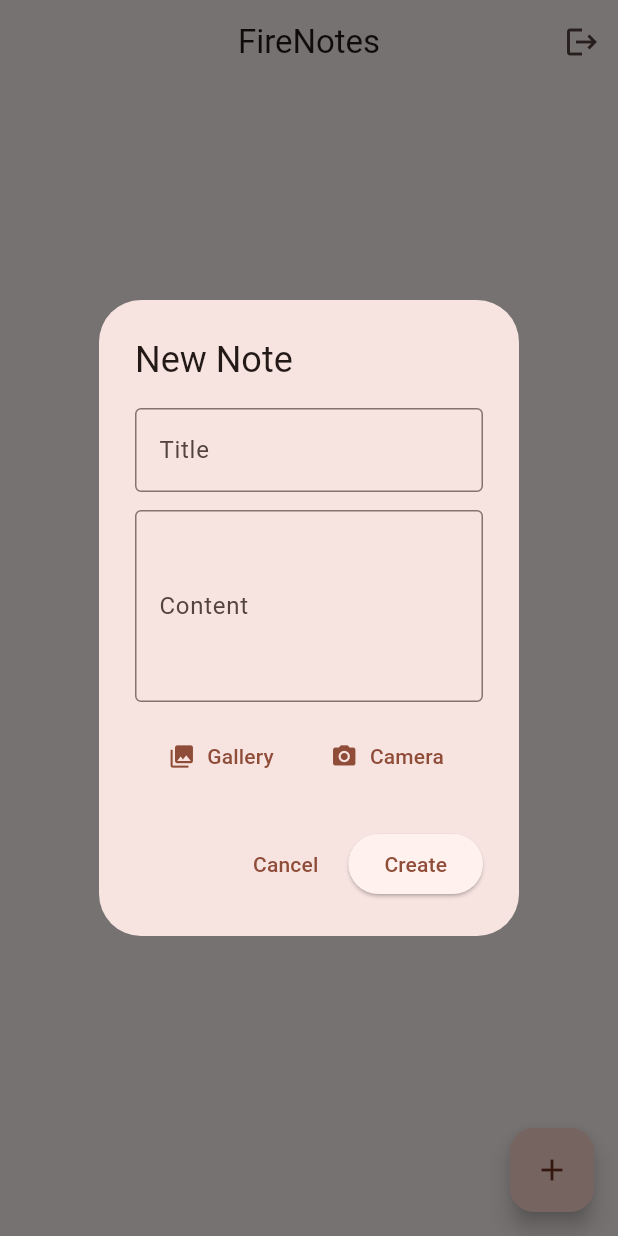
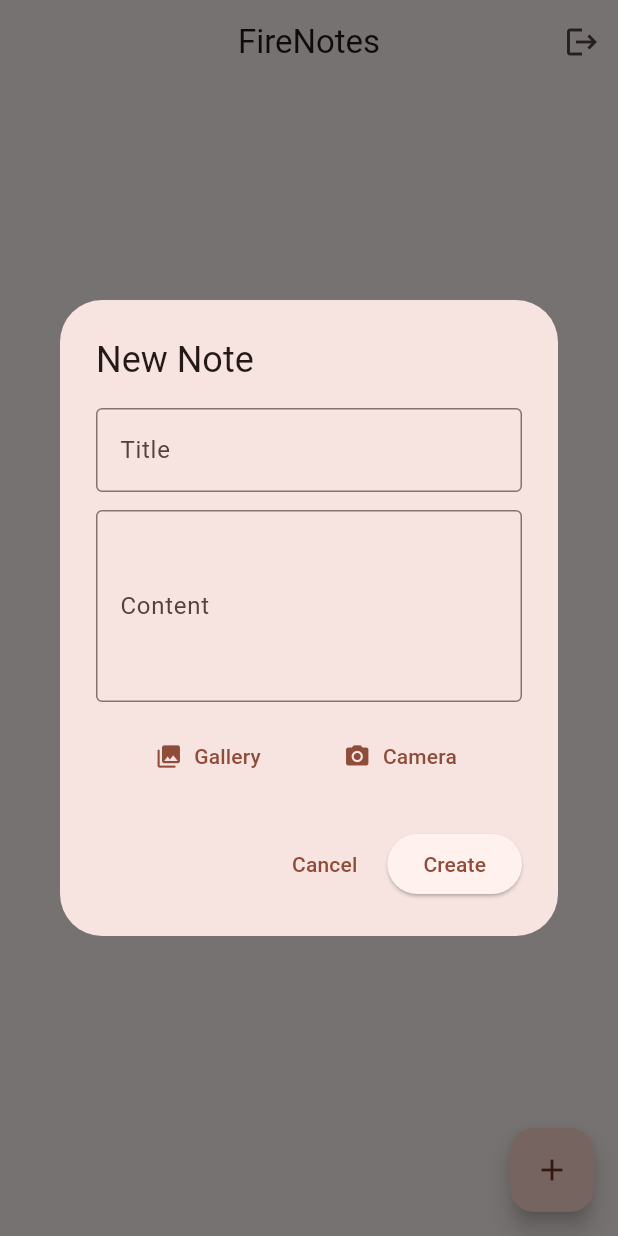
Before and after one commit to kaushik-codex/fire_notes, a Flutter app: the screen it shows once a user with an empty profile is signed in, after a tap on the "add" icon, on a phone screen of 412 x 824 dp. Run offline on Flutter 3.47's test engine with Material 3 defaults, Android fonts, the phone set to English and light mode, and no system bars; our stand-ins replace cloud_firestore, firebase_auth, firebase_core, flutter_secure_storage, image_picker; missing offline and left inert: cloudinary_public; accounts and stored records are empty.

Commit message:
fix: resolve dialog layout constraints and add upload progress indicators

```diff
--- a/lib/screens/notes_screen.dart
+++ b/lib/screens/notes_screen.dart
@@ -21,6 +21,7 @@ class _NotesScreenState extends State<NotesScreen> {
     final contentController = TextEditingController(text: note?.content ?? '');
     File? selectedImage;
     bool isUploading = false;
+    String statusMessage = '';
 
     final authService = context.read<AuthService>();
     final notesRepo = context.read<INotesRepository>();
@@ -34,25 +35,36 @@ class _NotesScreenState extends State<NotesScreen> {
       builder: (dialogContext) => StatefulBuilder(
         builder: (context, setDialogState) {
           Future<void> pickImage(ImageSource source) async {
+            try {
               final pickedFile = await _picker.pickImage(
                 source: source,
-              imageQuality: 70, // Optimize upload payload size
+                imageQuality: 70,
               );
               if (pickedFile != null) {
                 setDialogState(() {
                   selectedImage = File(pickedFile.path);
                 });
               }
+            } catch (e) {
+              if (mounted) {
+                ScaffoldMessenger.of(context).showSnackBar(
+                  SnackBar(content: Text('Error picking image: $e')),
+                );
+              }
+            }
           }
 
           return AlertDialog(
             title: Text(note == null ? 'New Note' : 'Edit Note'),
-            content: SingleChildScrollView(
+            content: SizedBox(
+              width: double.maxFinite, // Fixes RenderIntrinsicWidth layout crash
+              child: SingleChildScrollView(
                 child: Column(
                   mainAxisSize: MainAxisSize.min,
                   children: [
                     TextField(
                       controller: titleController,
+                      enabled: !isUploading,
                       decoration: const InputDecoration(
                         labelText: 'Title',
                         border: OutlineInputBorder(),
@@ -61,6 +73,7 @@ class _NotesScreenState extends State<NotesScreen> {
                     const SizedBox(height: 12),
                     TextField(
                       controller: contentController,
+                      enabled: !isUploading,
                       maxLines: 4,
                       decoration: const InputDecoration(
                         labelText: 'Content',
@@ -87,10 +100,34 @@ class _NotesScreenState extends State<NotesScreen> {
                           height: 150,
                           width: double.infinity,
                           fit: BoxFit.cover,
+                          errorBuilder: (context, error, stackTrace) =>
+                          const Icon(Icons.broken_image, size: 40),
                         ),
                       ),
                       const SizedBox(height: 8),
                     ],
+                    if (isUploading) ...[
+                      const SizedBox(height: 8),
+                      Row(
+                        mainAxisAlignment: MainAxisAlignment.center,
+                        children: [
+                          const SizedBox(
+                            width: 16,
+                            height: 16,
+                            child: CircularProgressIndicator(strokeWidth: 2),
+                          ),
+                          const SizedBox(width: 12),
+                          Text(
+                            statusMessage,
+                            style: const TextStyle(
+                              fontSize: 13,
+                              color: Colors.blueGrey,
+                              fontWeight: FontWeight.w500,
+                            ),
+                          ),
+                        ],
+                      ),
+                    ] else
                       Row(
                         mainAxisAlignment: MainAxisAlignment.spaceEvenly,
                         children: [
@@ -109,6 +146,7 @@ class _NotesScreenState extends State<NotesScreen> {
                   ],
                 ),
               ),
+            ),
             actions: [
               TextButton(
                 onPressed: isUploading ? null : () => Navigator.pop(dialogContext),
@@ -121,11 +159,16 @@ class _NotesScreenState extends State<NotesScreen> {
                   final title = titleController.text.trim();
                   final content = contentController.text.trim();
 
-                  if (title.isNotEmpty) {
+                  if (title.isEmpty) return;
+
                   setDialogState(() {
                     isUploading = true;
+                    statusMessage = selectedImage != null
+                        ? 'Uploading image...'
+                        : 'Saving note...';
                   });
 
+                  try {
                     if (note == null) {
                       await notesRepo.addNote(
                         uid: uid,
@@ -142,16 +185,22 @@ class _NotesScreenState extends State<NotesScreen> {
                         imageUrl: note.imageUrl,
                       );
                     }
+                    if (mounted) Navigator.pop(dialogContext);
+                  } catch (e) {
+                    setDialogState(() {
+                      isUploading = false;
+                    });
+                    if (mounted) {
+                      ScaffoldMessenger.of(context).showSnackBar(
+                        SnackBar(
+                          content: Text('Failed to save note: $e'),
+                          backgroundColor: Colors.red,
+                        ),
+                      );
                     }
-                  if (mounted) Navigator.pop(dialogContext);
+                  }
                 },
-                child: isUploading
-                    ? const SizedBox(
-                  height: 18,
-                  width: 18,
-                  child: CircularProgressIndicator(strokeWidth: 2),
-                )
-                    : Text(note == null ? 'Create' : 'Save'),
+                child: Text(note == null ? 'Create' : 'Save'),
               ),
             ],
           );
@@ -230,6 +279,8 @@ class _NotesScreenState extends State<NotesScreen> {
                         height: 180,
                         width: double.infinity,
                         fit: BoxFit.cover,
+                        errorBuilder: (context, error, stackTrace) =>
+                        const SizedBox.shrink(),
                       ),
                     ListTile(
                       title: Text(
```
Lines whose indentation alone changed are shown as unchanged.
